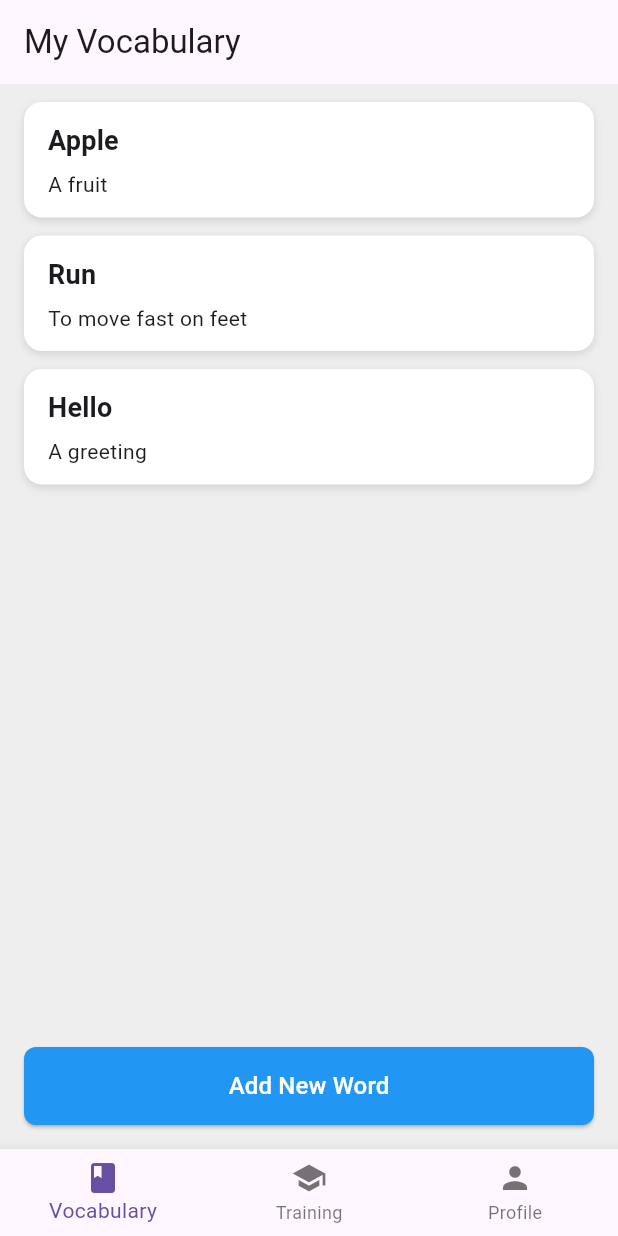
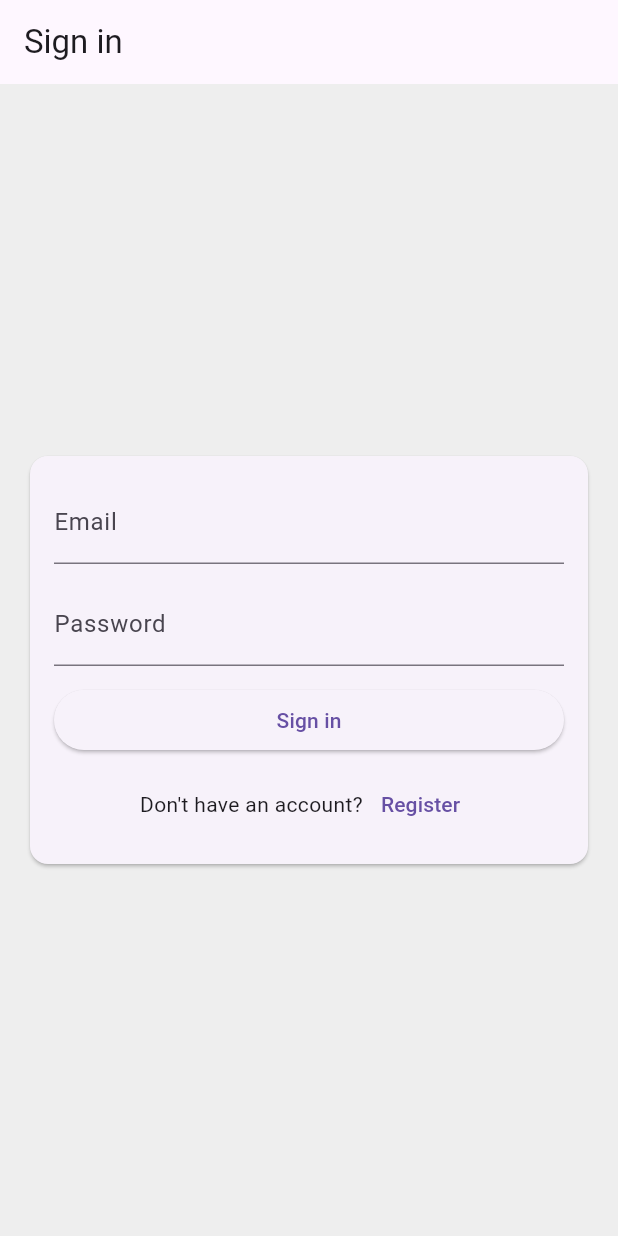
Before and after one commit to Pavel-Zinkevich/vocab_app, a Flutter app: the screen it shows after launch, on a phone screen of 412 x 824 dp. Run offline on Flutter 3.47's test engine with Material 3 defaults, Android fonts, the light colour scheme and no system bars; our stand-ins replace firebase_auth, firebase_core, html_unescape, just_audio, shared_preferences; accounts and stored records are empty.

Commit message:
log in draft

```diff
--- a/lib/main.dart
+++ b/lib/main.dart
@@ -7,6 +7,9 @@ import 'package:firebase_core/firebase_core.dart';
 import 'firebase_options.dart';
 
 import 'package:flutter/widgets.dart';
+import 'package:firebase_auth/firebase_auth.dart';
+import 'pages/login_page.dart';
+import 'pages/register_page.dart';
 
 Future<void> main() async {
   WidgetsFlutterBinding.ensureInitialized();
@@ -29,7 +32,30 @@ class VocabApp extends StatelessWidget {
         scaffoldBackgroundColor:
             Colors.grey[200], // light grey background for the whole app
       ),
-      home: HomePage(),
+      home: AuthGate(),
+    );
+  }
+}
+
+class AuthGate extends StatelessWidget {
+  @override
+  Widget build(BuildContext context) {
+    return StreamBuilder<User?>(
+      stream: FirebaseAuth.instance.authStateChanges(),
+      builder: (context, snapshot) {
+        if (snapshot.connectionState == ConnectionState.waiting) {
+          return Scaffold(
+            body: Center(child: CircularProgressIndicator()),
+          );
+        }
+
+        final user = snapshot.data;
+        if (user == null) {
+          return LoginPage();
+        } else {
+          return HomePage();
+        }
+      },
     );
   }
 }
--- /dev/null
+++ b/lib/pages/login_page.dart
@@ -0,0 +1,134 @@
+import 'package:flutter/material.dart';
+import 'package:firebase_auth/firebase_auth.dart';
+import 'register_page.dart';
+
+class LoginPage extends StatefulWidget {
+  @override
+  State<LoginPage> createState() => _LoginPageState();
+}
+
+class _LoginPageState extends State<LoginPage> {
+  final _formKey = GlobalKey<FormState>();
+  final _emailController = TextEditingController();
+  final _passwordController = TextEditingController();
+
+  bool _loading = false;
+  String? _error;
+
+  @override
+  void dispose() {
+    _emailController.dispose();
+    _passwordController.dispose();
+    super.dispose();
+  }
+
+  Future<void> _signIn() async {
+    setState(() {
+      _error = null;
+    });
+
+    if (!_formKey.currentState!.validate()) return;
+
+    setState(() => _loading = true);
+    try {
+      await FirebaseAuth.instance.signInWithEmailAndPassword(
+        email: _emailController.text.trim(),
+        password: _passwordController.text.trim(),
+      );
+      // authStateChanges will navigate to HomePage automatically
+    } on FirebaseAuthException catch (e) {
+      setState(() {
+        if (e.code == 'user-not-found') {
+          _error = 'No user found for that email.';
+        } else if (e.code == 'wrong-password') {
+          _error = 'Wrong password provided for that user.';
+        } else {
+          _error = e.message ?? 'Authentication failed';
+        }
+      });
+    } catch (e) {
+      setState(() => _error = e.toString());
+    } finally {
+      if (mounted) setState(() => _loading = false);
+    }
+  }
+
+  @override
+  Widget build(BuildContext context) {
+    return Scaffold(
+      appBar: AppBar(title: Text('Sign in')),
+      body: Padding(
+        padding: const EdgeInsets.all(16.0),
+        child: Center(
+          child: ConstrainedBox(
+            constraints: BoxConstraints(maxWidth: 420),
+            child: Card(
+              child: Padding(
+                padding: const EdgeInsets.all(16.0),
+                child: Form(
+                  key: _formKey,
+                  child: Column(
+                    mainAxisSize: MainAxisSize.min,
+                    children: [
+                      TextFormField(
+                        controller: _emailController,
+                        decoration: InputDecoration(labelText: 'Email'),
+                        keyboardType: TextInputType.emailAddress,
+                        validator: (v) {
+                          if (v == null || v.trim().isEmpty) return 'Email is required';
+                          if (!v.contains('@')) return 'Enter a valid email';
+                          return null;
+                        },
+                      ),
+                      SizedBox(height: 12),
+                      TextFormField(
+                        controller: _passwordController,
+                        decoration: InputDecoration(labelText: 'Password'),
+                        obscureText: true,
+                        validator: (v) {
+                          if (v == null || v.isEmpty) return 'Password is required';
+                          if (v.length < 6) return 'Password must be at least 6 characters';
+                          return null;
+                        },
+                      ),
+                      SizedBox(height: 12),
+                      if (_error != null)
+                        Padding(
+                          padding: const EdgeInsets.only(bottom: 12.0),
+                          child: Text(_error!, style: TextStyle(color: Colors.red)),
+                        ),
+                      SizedBox(
+                        width: double.infinity,
+                        child: ElevatedButton(
+                          onPressed: _loading ? null : _signIn,
+                          child: _loading
+                              ? SizedBox(height: 20, width: 20, child: CircularProgressIndicator(strokeWidth: 2, color: Colors.white))
+                              : Text('Sign in'),
+                        ),
+                      ),
+                      SizedBox(height: 8),
+                      Row(
+                        mainAxisAlignment: MainAxisAlignment.center,
+                        children: [
+                          Text("Don't have an account?"),
+                          TextButton(
+                            onPressed: _loading
+                                ? null
+                                : () {
+                                    Navigator.of(context).push(MaterialPageRoute(builder: (_) => RegisterPage()));
+                                  },
+                            child: Text('Register'),
+                          )
+                        ],
+                      ),
+                    ],
+                  ),
+                ),
+              ),
+            ),
+          ),
+        ),
+      ),
+    );
+  }
+}
--- a/pubspec.yaml
+++ b/pubspec.yaml
@@ -9,13 +9,16 @@ environment:
 dependencies:
   flutter:
     sdk: flutter
+
   cupertino_icons: ^1.0.2
   http: ^0.13.5
   html_unescape: ^2.0.0
   html: ^0.15.0
   just_audio: ^0.9.40
   shared_preferences: ^2.2.2
-  firebase_core: ^4.6.0
+
+  firebase_core: ^3.15.2
+  firebase_auth: ^5.7.0
 
 dev_dependencies:
   flutter_test:
```
Also changed, not shown: lib/pages/register_page.dart (added, +118 -0 lines), lib/tabs/profile_tab.dart (+13 -0 lines), pubspec.lock, 4 other files.
